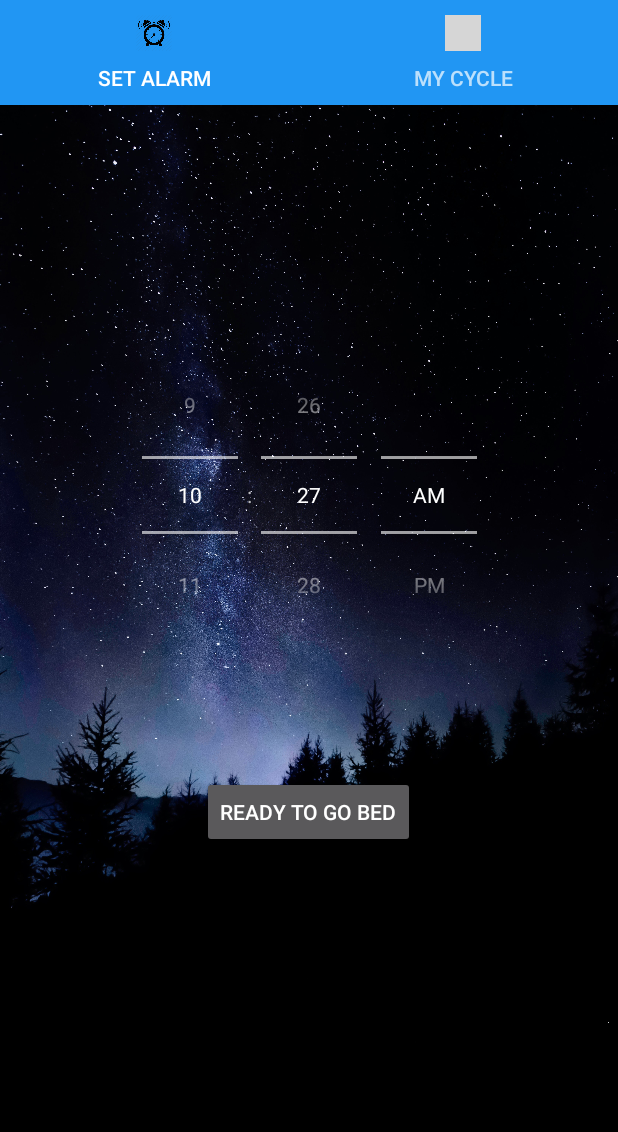
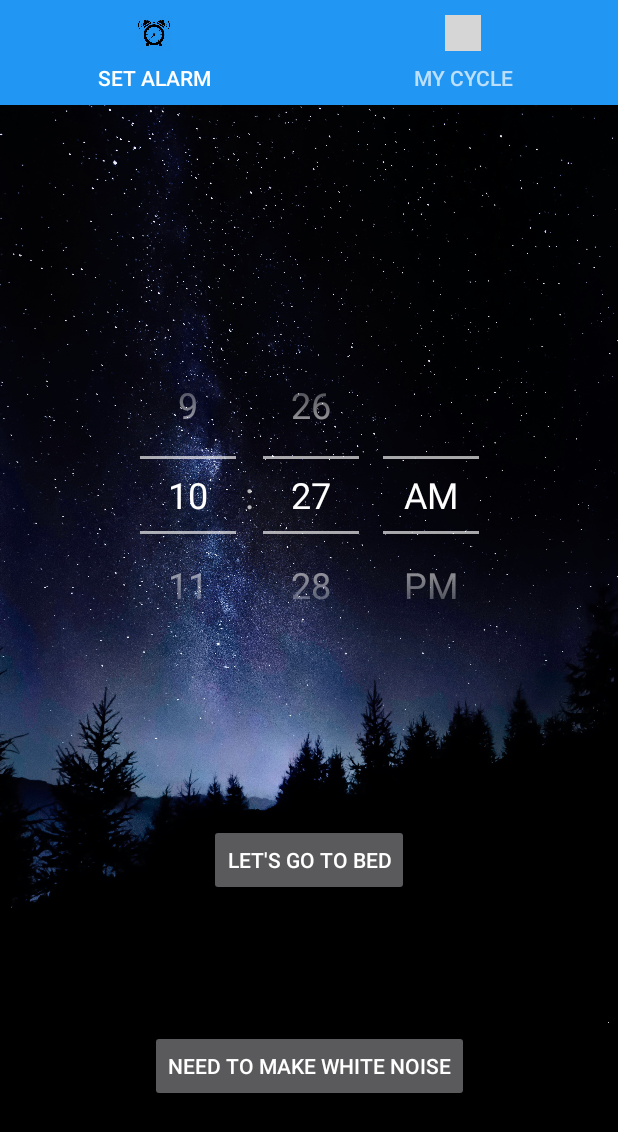
Before and after one commit to Sangmean/MobileAppProject, an Android app: the screen it shows after launch (MainActivity), on a phone screen of 412 x 824 dp. Shown: the top 1132 px of the screen. Run offline under Robolectric (Android 15) with nearby library versions, the light colour scheme and no system bars; grey boxes are pictures that could not be loaded.

Commit message:
Changed pics,font,clock and more

```diff
--- a/app/src/main/java/com/example/project_sleep_alarm/MyListviewAdapter.java
+++ b/app/src/main/java/com/example/project_sleep_alarm/MyListviewAdapter.java
@@ -2,6 +2,7 @@ package com.example.project_sleep_alarm;
 
 import android.content.Context;
 import android.graphics.Color;
+import android.graphics.drawable.Drawable;
 import android.view.Gravity;
 import android.view.LayoutInflater;
 import android.view.View;
@@ -15,11 +16,13 @@ import java.util.List;
 public class MyListviewAdapter extends BaseAdapter {
 
     List<String> myList = new ArrayList<>();
+    List<Integer> myPics = new ArrayList<>();
 
     Context context;
 
-    public MyListviewAdapter(Context anyContext, List<String> anyList){
+    public MyListviewAdapter(Context anyContext, List<String> anyList, List<Integer> anyPics){
         myList = anyList;
+        myPics = anyPics;
         context = anyContext;
     }
 
@@ -47,14 +50,15 @@ public class MyListviewAdapter extends BaseAdapter {
 
         TextView txtViewItem = convertView.findViewById(R.id.txtViewListItem);
 
-
-        if(myList.get(position) != null )
-        {
             txtViewItem.setTextColor(Color.WHITE);
             txtViewItem.setText(myList.get(position));
             txtViewItem.setGravity(Gravity.CENTER_VERTICAL | Gravity.LEFT);
+        Drawable img = parent.getResources().getDrawable(myPics.get(position));
+        img.setBounds(0,0,90,90);
+        txtViewItem.setCompoundDrawables(img,null,null,null);
+        txtViewItem.setCompoundDrawablePadding(32);
 
-        }
+
         return convertView;
     }
 }
--- a/app/src/main/java/com/example/project_sleep_alarm/UserDataFrag.java
+++ b/app/src/main/java/com/example/project_sleep_alarm/UserDataFrag.java
@@ -20,11 +20,15 @@ import java.util.List;
 public class UserDataFrag extends Fragment {
 
     List<String> userDataList = new ArrayList<>();
+    List<Integer> userDataListIcon = new ArrayList<>();
 
     private void addItems(){
         userDataList.add("Record Feeling");
-        userDataList.add("Sleep Log");
-        userDataList.add("Recorded Voice");
+        userDataList.add("Sleep Graph");
+        userDataList.add("Record Voice");
+        userDataListIcon.add(R.drawable.recordfeel);
+        userDataListIcon.add(R.drawable.graphicon);
+        userDataListIcon.add(R.drawable.voiceicon);
     }
     public UserDataFrag() {
         // Required empty public constructor
@@ -39,7 +43,7 @@ public class UserDataFrag extends Fragment {
         ListView listViewItems = v.findViewById(R.id.listViewItem);
         listViewItems.setAdapter(new ArrayAdapter<String>(this.getActivity(), android.R.layout.simple_list_item_1, userDataList));
 
-        listViewItems.setAdapter(new MyListviewAdapter(this.getActivity(), userDataList));
+        listViewItems.setAdapter(new MyListviewAdapter(this.getActivity(), userDataList,userDataListIcon));
 
         listViewItems.setOnItemClickListener(new AdapterView.OnItemClickListener() {
             @Override
@@ -51,6 +55,9 @@ public class UserDataFrag extends Fragment {
                     case 1:
                         startActivity(new Intent(UserDataFrag.this.getActivity(), SleeplogActivity.class));
                         break;
+                    case 2:
+                        startActivity(new Intent(UserDataFrag.this.getActivity(), VoiceRecordActivity.class));
+                        break;
                 }
             }
         });
--- a/app/src/main/res/layout/fragment_set_alarm.xml
+++ b/app/src/main/res/layout/fragment_set_alarm.xml
@@ -12,6 +12,7 @@
 
     <TimePicker
         android:id="@+id/datePicker1"
+        android:theme="@style/my_time_picker_style"
         android:layout_width="wrap_content"
         android:layout_height="wrap_content"
         android:layout_marginTop="154dp"
@@ -24,13 +25,22 @@
         android:id="@+id/btnGoToBed"
         android:layout_width="wrap_content"
         android:layout_height="wrap_content"
-        android:text="Ready to Go Bed"
+        android:text="Let's Go to Bed"
         app:layout_constraintBottom_toBottomOf="parent"
         app:layout_constraintEnd_toEndOf="parent"
-        app:layout_constraintHorizontal_bias="0.498"
         app:layout_constraintStart_toStartOf="parent"
         app:layout_constraintTop_toBottomOf="@+id/datePicker1"
-        app:layout_constraintVertical_bias="0.239" />
+        app:layout_constraintVertical_bias="0.334" />
+
+    <Button
+        android:id="@+id/btnToWhiteNoise"
+        android:layout_width="wrap_content"
+        android:layout_height="wrap_content"
+        android:text="Need to Make White Noise"
+        app:layout_constraintBottom_toBottomOf="parent"
+        app:layout_constraintEnd_toEndOf="parent"
+        app:layout_constraintStart_toStartOf="parent"
+        app:layout_constraintTop_toBottomOf="@+id/btnGoToBed" />
 
 
 </androidx.constraintlayout.widget.ConstraintLayout>
--- a/app/src/main/res/layout/layout_external.xml
+++ b/app/src/main/res/layout/layout_external.xml
@@ -1,5 +1,6 @@
 <?xml version="1.0" encoding="utf-8"?>
 <LinearLayout xmlns:android="http://schemas.android.com/apk/res/android"
+    xmlns:app="http://schemas.android.com/apk/res-auto"
     android:layout_width="match_parent"
     android:layout_height="match_parent">
 
@@ -10,5 +11,8 @@
         android:layout_marginLeft="10dp"
         android:layout_marginRight="10dp"
         android:layout_weight="1"
-        android:textSize="23dp" android:paddingTop="10dip" android:paddingBottom="10dip"/>
+        android:paddingTop="10dip"
+        android:paddingBottom="10dip"
+        android:textSize="23dp"
+        app:fontFamily="monospace" />
 </LinearLayout>
--- /dev/null
+++ b/app/src/main/res/values/time_picker_style.xml
@@ -0,0 +1,8 @@
+<?xml version="1.0" encoding="utf-8"?>
+<resources>
+    <style name="my_time_picker_style">
+
+        <item name="android:textSize">24sp</item>
+    </style>
+
+</resources>
```
Also changed, not shown: app/src/main/java/com/example/project_sleep_alarm/NightmodeActivity.java (+4 -3 lines), app/src/main/java/com/example/project_sleep_alarm/VoiceRecordActivity.java (+81 -5 lines), app/src/main/res/layout/activity_user_rate.xml (+5 -3 lines), app/src/main/res/drawable/graphicon.jpg (added), app/src/main/res/drawable/recordfeel.png (added), app/src/main/res/drawable/sleeponbed.jpg (deleted), app/src/main/res/drawable/voiceicon.jpg (added).
